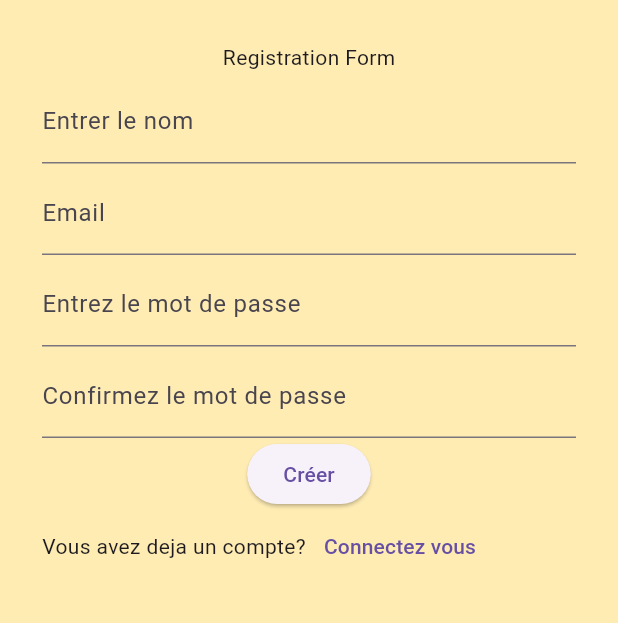
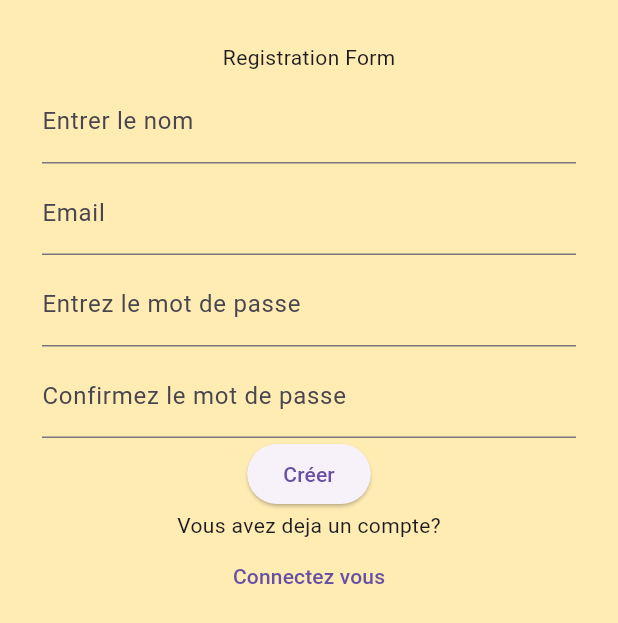
Before and after one commit to OpenTek-Startup/tracking-app, a Flutter app: the Registration screen opened by its route, on a phone screen of 412 x 824 dp. Shown: the top 623 px of the screen. Run offline on Flutter 3.47's test engine with Material 3 defaults, Android fonts, the phone set to English and light mode, and no system bars; our stand-ins replace appwrite, flutter_dotenv, flutter_riverpod, get_it, go_router.

Commit message:
correcting setups issues

```diff
--- a/lib/widgets/signupForm.dart
+++ b/lib/widgets/signupForm.dart
@@ -66,13 +66,12 @@ class Signupform extends StatelessWidget {
                   }
                 },
                 child: const Text('Créer')),
-
-            Row(
+            Column(
               children: [
                 Text('Vous avez deja un compte?'),
-                TextButton(onPressed: ()=>{
-                  context.goNamed(Loginpage.name)
-                }, child: Text('Connectez vous')),
+                TextButton(
+                    onPressed: () => {context.goNamed(Loginpage.name)},
+                    child: Text('Connectez vous')),
               ],
             )
           ],
```
Also changed, not shown: 2 other files.
